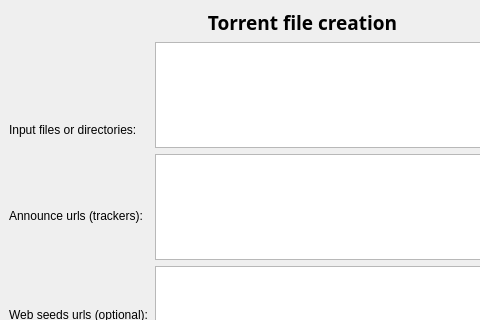
SysAdminDoc/qBittorrent-Vanced, file src/createtorrent.ui: the form before one commit; both pictures show x 0 to 480 and y 0 to 320 of the 605 by 588 pixel window.
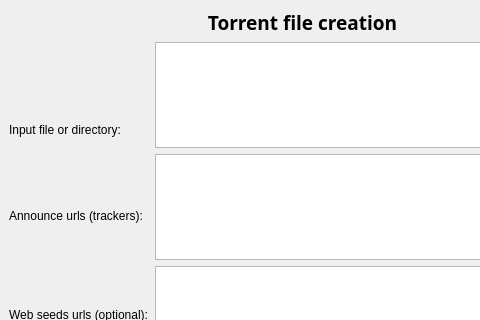
The form after the commit.

Commit message: - BUGFIX: Fixed torrent create (can only one file or one folder)

```diff
--- a/src/createtorrent.ui
+++ b/src/createtorrent.ui
@@ -90,7 +90,7 @@
          </size>
         </property>
         <property name="text" >
-         <string>Input files or directories:</string>
+         <string>Input file or directory:</string>
         </property>
        </widget>
       </item>
```
The commit also changes 2 other files.
